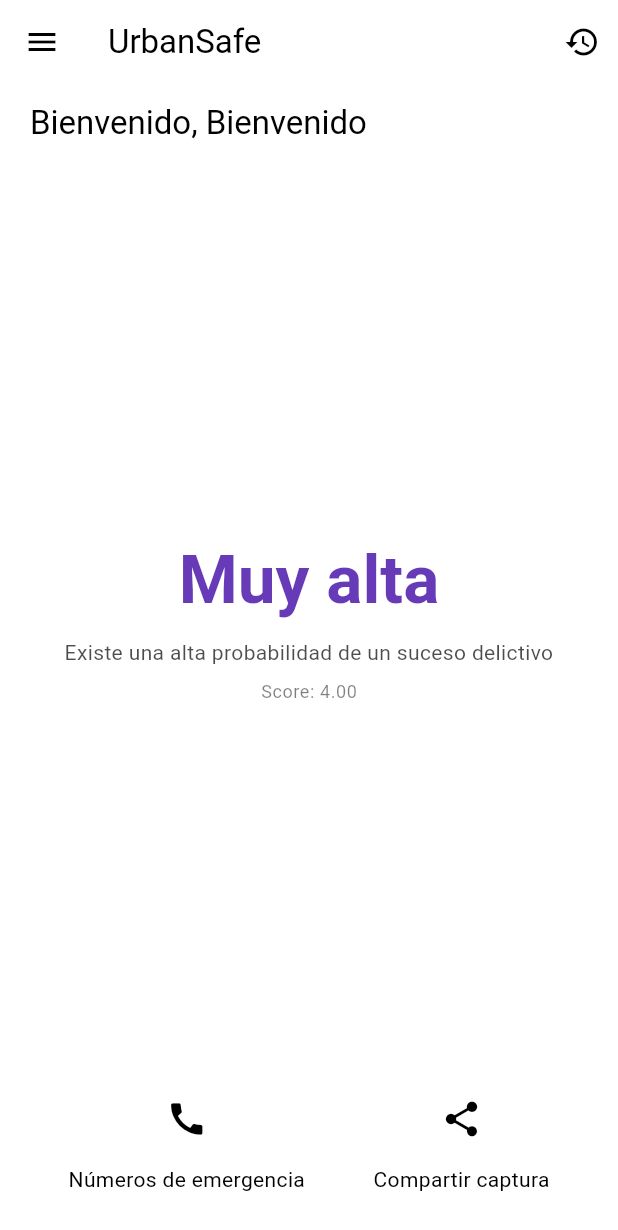
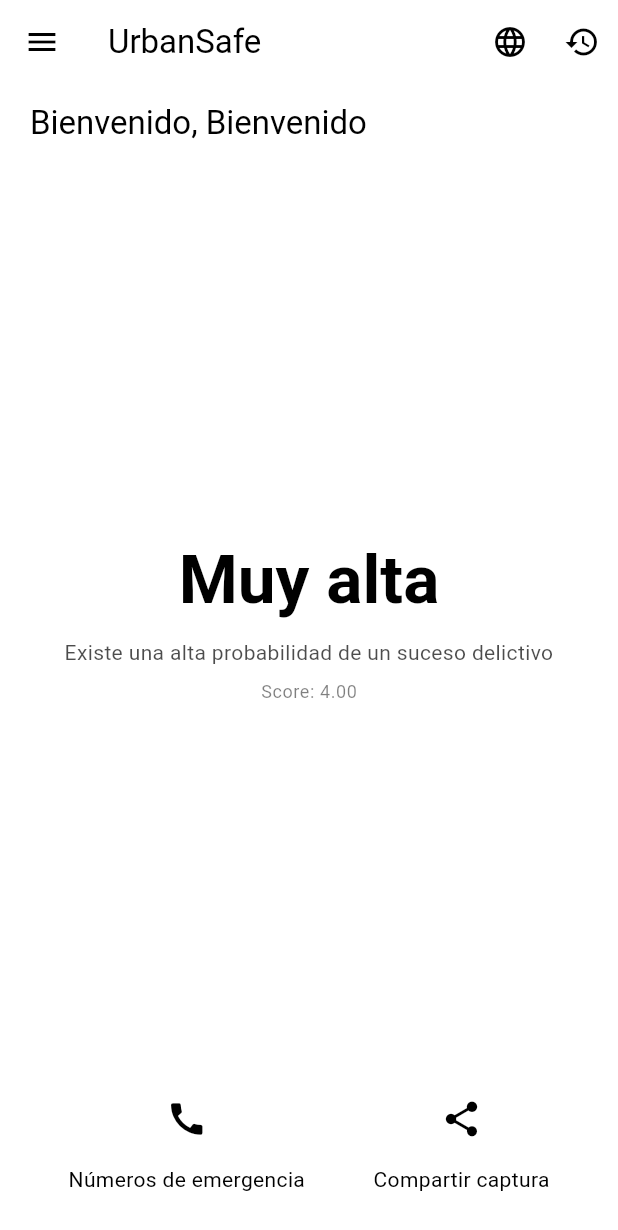
Before and after one commit to molerocn/urbansafe-app, a Flutter app: the HomePage screen opened directly with empty values, on a phone screen of 412 x 824 dp. Shown: the top 1230 px of the screen. Run offline on Flutter 3.47's test engine with Material 3 defaults, Android fonts, the light colour scheme and no system bars; our stand-ins replace cloud_firestore, csv, firebase_auth, firebase_core, firebase_storage, geolocator and 5 more; accounts and stored records are empty; network calls fail.

Commit message:
Correccion de icono de lenguaje que no muestra correctamente

```diff
--- a/lib/screens/home_page.dart
+++ b/lib/screens/home_page.dart
@@ -195,6 +195,13 @@ class _HomePageState extends State<HomePage> {
         title: Text(AppTranslations.get('app_title', lang)),
         actions: [
           IconButton(
+            tooltip: AppTranslations.get('change_language', lang),
+            icon: const Icon(Icons.language),
+            onPressed: () async {
+              await localization.toggleLanguage();
+            },
+          ),
+          IconButton(
             tooltip: AppTranslations.get('history', lang),
             icon: const Icon(Icons.history),
             onPressed: () {
@@ -234,7 +241,6 @@ class _HomePageState extends State<HomePage> {
                                 textAlign: TextAlign.center,
                                 style: textTheme.displayMedium?.copyWith(
                                   fontWeight: FontWeight.bold,
-                                  color: colorScheme.primary,
                                 ),
                               ),
                               const SizedBox(height: 12),
```
